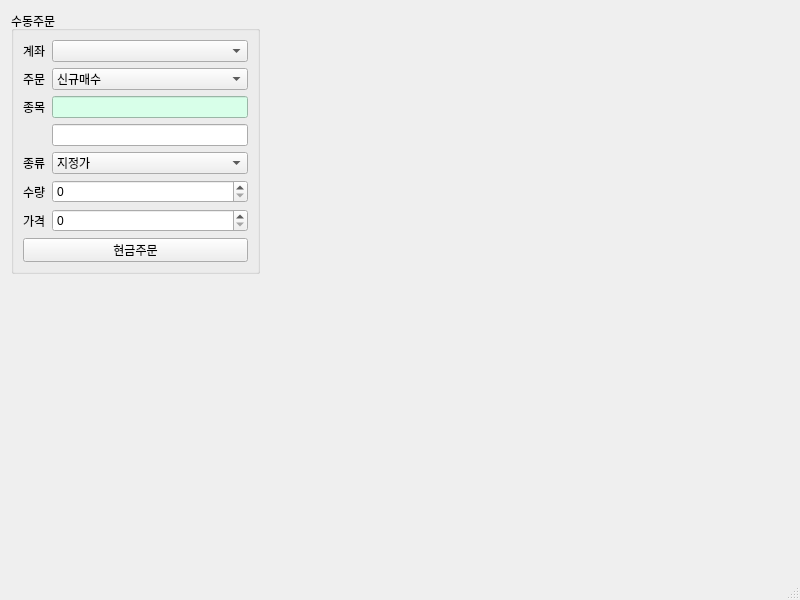
First picture: the form in pytrader.ui, repository iburn78/autotrading, before the edit.
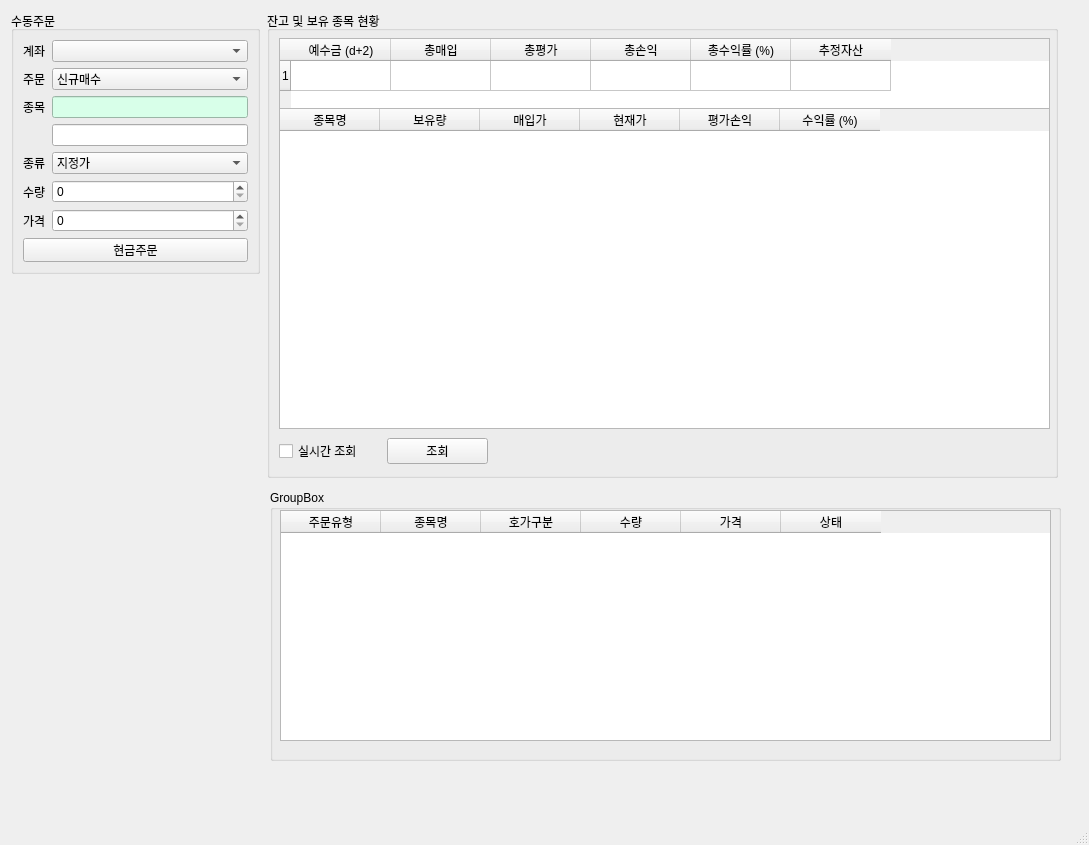
Second picture: the form after the edit.

```diff
--- a/pytrader.ui
+++ b/pytrader.ui
@@ -6,8 +6,8 @@
    <rect>
     <x>0</x>
     <y>0</y>
-    <width>800</width>
-    <height>600</height>
+    <width>1089</width>
+    <height>845</height>
    </rect>
   </property>
   <property name="windowTitle">
@@ -149,6 +149,182 @@
      </item>
     </layout>
    </widget>
+   <widget class="QGroupBox" name="groupBox_2">
+    <property name="geometry">
+     <rect>
+      <x>267</x>
+      <y>11</y>
+      <width>791</width>
+      <height>467</height>
+     </rect>
+    </property>
+    <property name="title">
+     <string>잔고 및 보유 종목 현황</string>
+    </property>
+    <widget class="QTableWidget" name="tableWidget">
+     <property name="geometry">
+      <rect>
+       <x>12</x>
+       <y>27</y>
+       <width>771</width>
+       <height>71</height>
+      </rect>
+     </property>
+     <property name="rowCount">
+      <number>1</number>
+     </property>
+     <row/>
+     <column>
+      <property name="text">
+       <string>예수금 (d+2)</string>
+      </property>
+     </column>
+     <column>
+      <property name="text">
+       <string>총매입</string>
+      </property>
+     </column>
+     <column>
+      <property name="text">
+       <string>총평가</string>
+      </property>
+     </column>
+     <column>
+      <property name="text">
+       <string>총손익</string>
+      </property>
+     </column>
+     <column>
+      <property name="text">
+       <string>총수익률 (%)</string>
+      </property>
+     </column>
+     <column>
+      <property name="text">
+       <string>추정자산</string>
+      </property>
+     </column>
+    </widget>
+    <widget class="QTableWidget" name="tableWidget_2">
+     <property name="geometry">
+      <rect>
+       <x>12</x>
+       <y>97</y>
+       <width>771</width>
+       <height>321</height>
+      </rect>
+     </property>
+     <column>
+      <property name="text">
+       <string>종목명</string>
+      </property>
+     </column>
+     <column>
+      <property name="text">
+       <string>보유량</string>
+      </property>
+     </column>
+     <column>
+      <property name="text">
+       <string>매입가</string>
+      </property>
+     </column>
+     <column>
+      <property name="text">
+       <string>현재가</string>
+      </property>
+     </column>
+     <column>
+      <property name="text">
+       <string>평가손익</string>
+      </property>
+     </column>
+     <column>
+      <property name="text">
+       <string>수익률 (%)</string>
+      </property>
+     </column>
+    </widget>
+    <widget class="QWidget" name="">
+     <property name="geometry">
+      <rect>
+       <x>12</x>
+       <y>425</y>
+       <width>209</width>
+       <height>30</height>
+      </rect>
+     </property>
+     <layout class="QHBoxLayout" name="horizontalLayout">
+      <item>
+       <widget class="QCheckBox" name="checkBox">
+        <property name="text">
+         <string>실시간 조회</string>
+        </property>
+       </widget>
+      </item>
+      <item>
+       <widget class="QPushButton" name="pushButton_2">
+        <property name="text">
+         <string>조회</string>
+        </property>
+       </widget>
+      </item>
+     </layout>
+    </widget>
+   </widget>
+   <widget class="QGroupBox" name="groupBox_3">
+    <property name="geometry">
+     <rect>
+      <x>270</x>
+      <y>490</y>
+      <width>791</width>
+      <height>271</height>
+     </rect>
+    </property>
+    <property name="title">
+     <string>GroupBox</string>
+    </property>
+    <widget class="QTableWidget" name="tableWidget_3">
+     <property name="geometry">
+      <rect>
+       <x>10</x>
+       <y>20</y>
+       <width>771</width>
+       <height>231</height>
+      </rect>
+     </property>
+     <column>
+      <property name="text">
+       <string>주문유형</string>
+      </property>
+     </column>
+     <column>
+      <property name="text">
+       <string>종목명</string>
+      </property>
+     </column>
+     <column>
+      <property name="text">
+       <string>호가구분</string>
+      </property>
+     </column>
+     <column>
+      <property name="text">
+       <string>수량</string>
+      </property>
+     </column>
+     <column>
+      <property name="text">
+       <string>가격</string>
+      </property>
+     </column>
+     <column>
+      <property name="text">
+       <string>상태</string>
+      </property>
+     </column>
+    </widget>
+   </widget>
   </widget>
   <widget class="QMenuBar" name="menubar">
    <property name="geometry">
```
Left out of the diff: 4 changed lines with no effect on the pictures.
